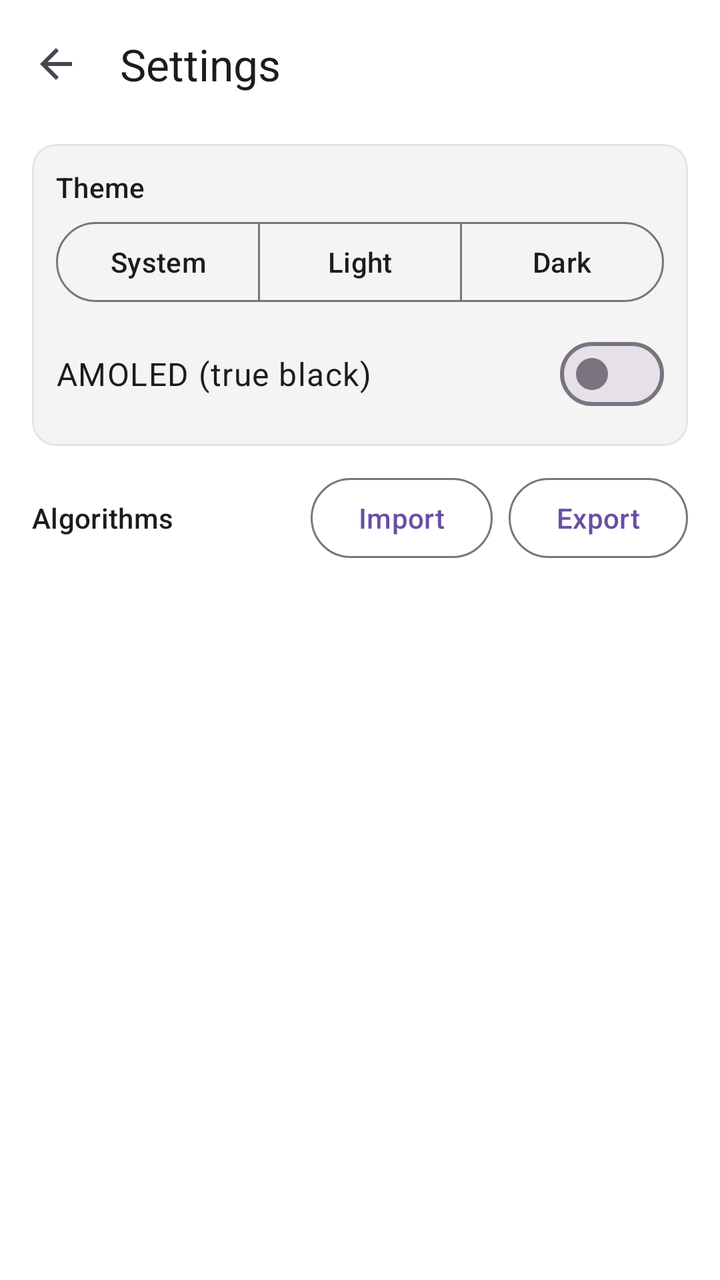
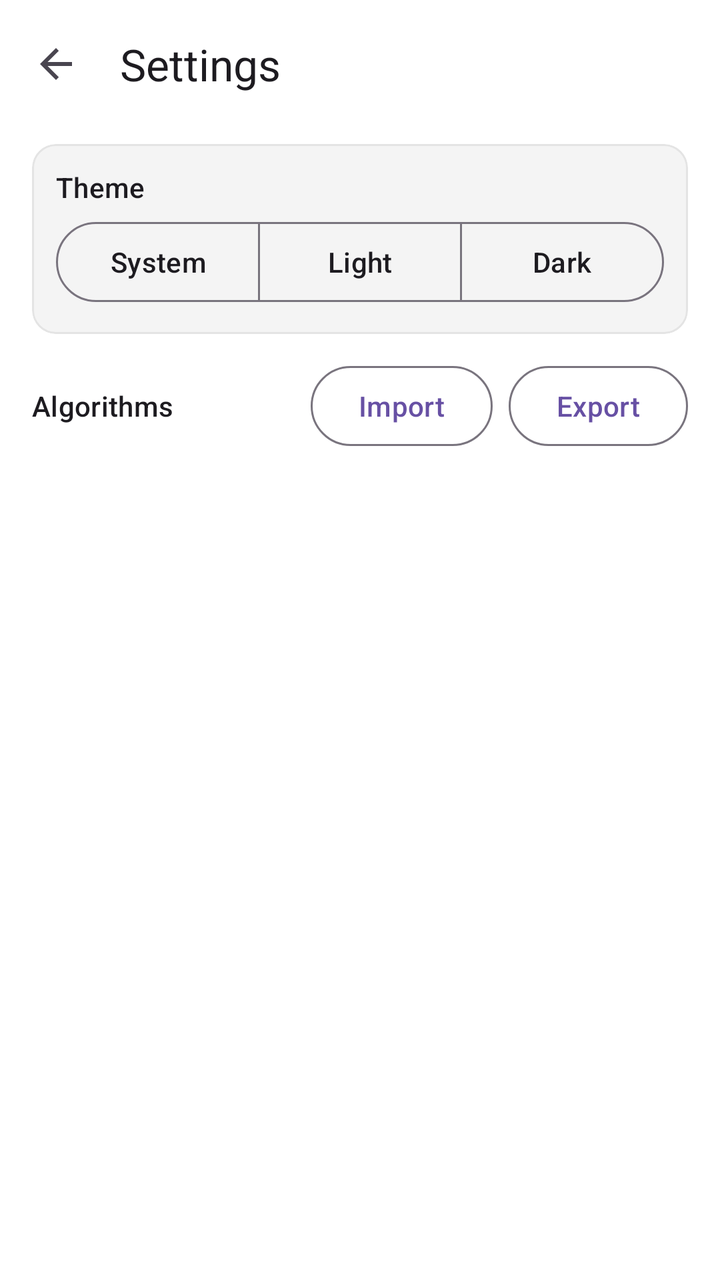

An Android layout rendered at two revisions. The XML below is the earlier revision; the diff shows what the commit changed to produce the second picture.
<!-- AndroidManifest.xml: application theme Theme.TF2DemoAnalyzer -->
<!-- res/layout/activity_settings.xml -->
<?xml version="1.0" encoding="utf-8"?>
<LinearLayout xmlns:android="http://schemas.android.com/apk/res/android"
    xmlns:app="http://schemas.android.com/apk/res-auto"
    android:id="@+id/settingsRoot"
    android:layout_width="match_parent"
    android:layout_height="match_parent"
    android:orientation="vertical">

    <com.google.android.material.appbar.MaterialToolbar
        android:id="@+id/settingsToolbar"
        android:layout_width="match_parent"
        android:layout_height="?attr/actionBarSize"
        android:background="?attr/appBackgroundColor"
        app:navigationIcon="?attr/homeAsUpIndicator"
        app:navigationContentDescription="@string/back"
        app:title="@string/settings" />

    <androidx.core.widget.NestedScrollView
        android:layout_width="match_parent"
        android:layout_height="match_parent"
        android:fillViewport="true">

        <LinearLayout
            android:layout_width="match_parent"
            android:layout_height="wrap_content"
            android:orientation="vertical"
            android:paddingBottom="16dp">

            <com.google.android.material.card.MaterialCardView
                android:layout_width="match_parent"
                android:layout_height="wrap_content"
                android:layout_marginHorizontal="16dp"
                android:layout_marginTop="8dp"
                app:cardBackgroundColor="?attr/appPanelColor"
                app:strokeColor="?attr/appDetailColor">

                <LinearLayout
                    android:layout_width="match_parent"
                    android:layout_height="wrap_content"
                    android:orientation="vertical"
                    android:padding="12dp">

                    <TextView
                        android:layout_width="match_parent"
                        android:layout_height="wrap_content"
                        android:text="@string/theme_mode"
                        android:textAppearance="?attr/textAppearanceLabelLarge" />

                    <com.google.android.material.button.MaterialButtonToggleGroup
                        android:id="@+id/themeGroup"
                        android:layout_width="match_parent"
                        android:layout_height="wrap_content"
                        android:layout_marginTop="4dp"
                        app:selectionRequired="true"
                        app:singleSelection="true">

                        <com.google.android.material.button.MaterialButton
                            android:id="@+id/themeSystem"
                            style="?attr/materialButtonOutlinedStyle"
                            android:layout_width="0dp"
                            android:layout_height="wrap_content"
                            android:layout_weight="1"
                            android:text="@string/theme_system" />

                        <com.google.android.material.button.MaterialButton
                            android:id="@+id/themeLight"
                            style="?attr/materialButtonOutlinedStyle"
                            android:layout_width="0dp"
                            android:layout_height="wrap_content"
                            android:layout_weight="1"
                            android:text="@string/theme_light" />

                        <com.google.android.material.button.MaterialButton
                            android:id="@+id/themeDark"
                            style="?attr/materialButtonOutlinedStyle"
                            android:layout_width="0dp"
                            android:layout_height="wrap_content"
                            android:layout_weight="1"
                            android:text="@string/theme_dark" />
                    </com.google.android.material.button.MaterialButtonToggleGroup>

                    <LinearLayout
                        android:layout_width="match_parent"
                        android:layout_height="wrap_content"
                        android:layout_marginTop="8dp"
                        android:gravity="center_vertical"
                        android:orientation="horizontal">

                        <TextView
                            android:layout_width="0dp"
                            android:layout_height="wrap_content"
                            android:layout_weight="1"
                            android:text="@string/amoled"
                            android:textAppearance="?attr/textAppearanceBodyLarge" />

                        <com.google.android.material.materialswitch.MaterialSwitch
                            android:id="@+id/amoledSwitch"
                            android:layout_width="wrap_content"
                            android:layout_height="wrap_content" />
                    </LinearLayout>
                </LinearLayout>
            </com.google.android.material.card.MaterialCardView>

            <LinearLayout
                android:layout_width="match_parent"
                android:layout_height="wrap_content"
                android:layout_marginHorizontal="16dp"
                android:layout_marginTop="12dp"
                android:gravity="center_vertical"
                android:orientation="horizontal">

                <TextView
                    android:layout_width="0dp"
                    android:layout_height="wrap_content"
                    android:layout_weight="1"
                    android:text="@string/algorithms"
                    android:textAppearance="?attr/textAppearanceTitleSmall" />

                <Button
                    android:id="@+id/importButton"
                    style="?attr/materialButtonOutlinedStyle"
                    android:layout_width="wrap_content"
                    android:layout_height="wrap_content"
                    android:layout_marginStart="8dp"
                    android:text="@string/import_params" />

                <Button
                    android:id="@+id/exportButton"
                    style="?attr/materialButtonOutlinedStyle"
                    android:layout_width="wrap_content"
                    android:layout_height="wrap_content"
                    android:layout_marginStart="8dp"
                    android:text="@string/export_params" />
            </LinearLayout>

            <androidx.recyclerview.widget.RecyclerView
                android:id="@+id/algorithmsList"
                android:layout_width="match_parent"
                android:layout_height="wrap_content"
                android:nestedScrollingEnabled="false" />
        </LinearLayout>
    </androidx.core.widget.NestedScrollView>
</LinearLayout>
<!-- resources referenced by this layout -->
<resources>
  <string name="algorithms">Algorithms</string>
  <string name="amoled">AMOLED (true black)</string>
  <string name="back">Back</string>
  <string name="export_params">Export</string>
  <string name="import_params">Import</string>
  <string name="settings">Settings</string>
  <string name="theme_dark">Dark</string>
  <string name="theme_light">Light</string>
  <string name="theme_mode">Theme</string>
  <string name="theme_system">System</string>
  <style name="Theme.TF2DemoAnalyzer" parent="Theme.Material3.DayNight.NoActionBar">
          <item name="android:windowBackground">@color/app_background</item>
          <item name="appBackgroundColor">@color/app_background</item>
          <item name="appPanelColor">@color/panel_background</item>
          <item name="appDetailColor">@color/detail_background</item>
      </style>
  <color name="app_background">#FFFFFF</color>
  <color name="panel_background">#F4F4F4</color>
  <color name="detail_background">#E4E4E4</color>
</resources>

<!-- the commit's change to res/layout/activity_settings.xml (unified diff, before → after) -->
@@ -78,26 +78,6 @@
                             android:layout_weight="1"
                             android:text="@string/theme_dark" />
                     </com.google.android.material.button.MaterialButtonToggleGroup>
-
-                    <LinearLayout
-                        android:layout_width="match_parent"
-                        android:layout_height="wrap_content"
-                        android:layout_marginTop="8dp"
-                        android:gravity="center_vertical"
-                        android:orientation="horizontal">
-
-                        <TextView
-                            android:layout_width="0dp"
-                            android:layout_height="wrap_content"
-                            android:layout_weight="1"
-                            android:text="@string/amoled"
-                            android:textAppearance="?attr/textAppearanceBodyLarge" />
-
-                        <com.google.android.material.materialswitch.MaterialSwitch
-                            android:id="@+id/amoledSwitch"
-                            android:layout_width="wrap_content"
-                            android:layout_height="wrap_content" />
-                    </LinearLayout>
                 </LinearLayout>
             </com.google.android.material.card.MaterialCardView>
 
<!-- resource entries referenced after the edit -->
@@ -1,7 +1,6 @@
 <!-- resources referenced by this layout -->
 <resources>
   <string name="algorithms">Algorithms</string>
-  <string name="amoled">AMOLED (true black)</string>
   <string name="back">Back</string>
   <string name="export_params">Export</string>
   <string name="import_params">Import</string>
